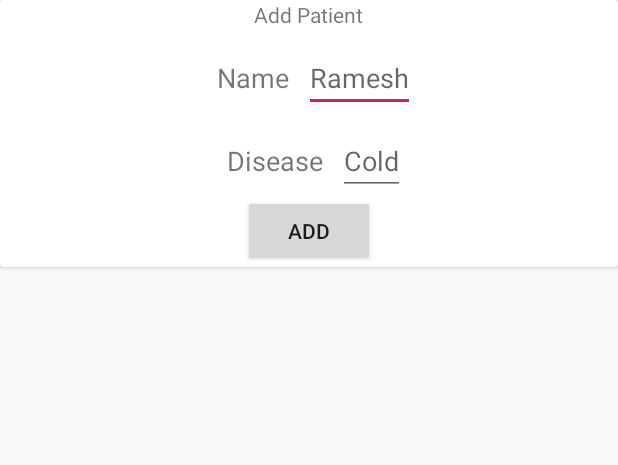
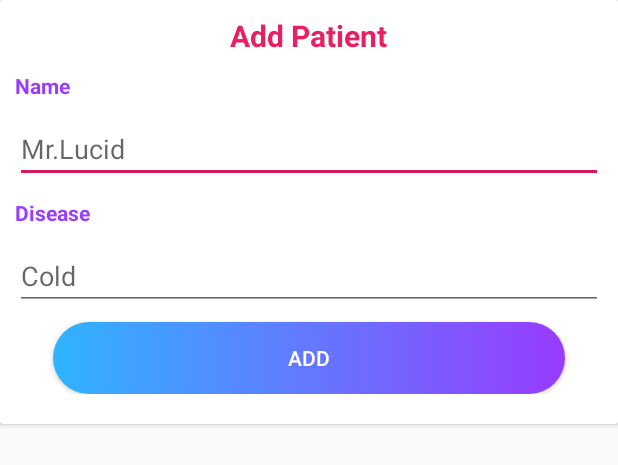
Before and after one commit to pratikg1999/Bottle_Monitor, an Android app: the layout new_patient_card.xml on its own in the app's theme, with its tools: preview values and no code run, on a phone screen of 412 x 824 dp. Shown: the top 465 px of the screen. Run offline under Robolectric (Android 15) with nearby library versions, the phone set to English and light mode, and no system bars.

Commit message:
Patient add Interface added along with minor upgrade in java files

```diff
--- a/app/src/main/java/com/example/bottle_monitor/MainActivity.java
+++ b/app/src/main/java/com/example/bottle_monitor/MainActivity.java
@@ -22,6 +22,11 @@ public class MainActivity extends AppCompatActivity
     protected void onCreate(Bundle savedInstanceState) {
         super.onCreate(savedInstanceState);
         setContentView(R.layout.activity_main);
+
+        TextView title=findViewById(R.id.tv_splash_title);
+        TextView title1=findViewById(R.id.tv_splash_dev1);
+        TextView title2=findViewById(R.id.tv_splash_dev2);
+
 
 
         tv_splash_title = findViewById(R.id.tv_splash_title);
@@ -68,6 +73,5 @@ public class MainActivity extends AppCompatActivity
     public void onNetworkConnectionChanged(boolean isConnected) {
 
         boolean a= ConnectivityReceiver.isConnected();
-        Toast.makeText(getApplicationContext(),"Connected",Toast.LENGTH_SHORT).show();
     }
 }
--- a/app/src/main/res/layout/activity_main.xml
+++ b/app/src/main/res/layout/activity_main.xml
@@ -35,6 +35,7 @@
             android:layout_height="wrap_content"/>
 
         <TextView
+            android:id="@+id/tv_splash_dev1"
             android:layout_centerInParent="true"
             android:includeFontPadding="false"
             android:layout_width="wrap_content"
@@ -44,6 +45,7 @@
             android:textAppearance="@style/Base.TextAppearance.AppCompat.Small"
             android:text="Developed by-"/>
         <TextView
+            android:id="@+id/tv_splash_dev2"
             android:layout_centerInParent="true"
             android:includeFontPadding="false"
             android:layout_width="wrap_content"
--- a/app/src/main/res/layout/fragment_patients.xml
+++ b/app/src/main/res/layout/fragment_patients.xml
@@ -13,14 +13,13 @@
         android:layout_weight="1"
         android:textAlignment="center"
         android:gravity="center_vertical"
-        android:text="You got no outpasses!" />
+        android:text="No record!" />
 
     <androidx.recyclerview.widget.RecyclerView
         android:id="@+id/rv_patients"
         android:layout_width="match_parent"
         android:layout_height="match_parent"
         android:layout_weight="1"/>
-
     <com.google.android.material.floatingactionbutton.FloatingActionButton
         android:id="@+id/fab_add_patient"
         android:layout_width="wrap_content"
@@ -33,4 +32,5 @@
         android:padding="0dp"
         android:src="@drawable/plus" />
 
+
 </LinearLayout>
--- a/app/src/main/res/layout/new_patient_card.xml
+++ b/app/src/main/res/layout/new_patient_card.xml
@@ -1,65 +1,80 @@
 <?xml version="1.0" encoding="utf-8"?>
 <androidx.cardview.widget.CardView xmlns:android="http://schemas.android.com/apk/res/android"
     android:layout_width="match_parent"
+    android:background="@drawable/border"
     android:layout_height="wrap_content">
-
 
     <LinearLayout
         android:layout_width="match_parent"
         android:layout_height="wrap_content"
-        android:gravity="center"
-        android:orientation="vertical">
+        android:orientation="vertical"
+        android:paddingBottom="20dp">
+
+        <TextView
+            android:layout_gravity="center"
+            android:layout_width="wrap_content"
+            android:layout_height="wrap_content"
+            android:layout_marginTop="10dp"
+            android:elevation="10dp"
+            android:text="Add Patient"
+            android:textColor="#E91E63"
+            android:textSize="20sp"
+            android:textStyle="bold" />
+
 
         <TextView
             android:layout_width="wrap_content"
             android:layout_height="wrap_content"
-            android:text="Add Patient" />
+            android:layout_margin="10dp"
+            android:text="Name"
+            android:textColor="@color/colorPurple"
+            android:textSize="14sp"
+            android:textStyle="bold" />
 
-        <LinearLayout
+        <EditText
+            android:id="@+id/et_patient_name"
             android:layout_width="match_parent"
             android:layout_height="wrap_content"
+            android:layout_marginLeft="10dp"
+            android:layout_marginRight="10dp"
+            android:hint="Mr.Lucid"
+            android:inputType="text" />
+
+        <TextView
+            android:layout_width="wrap_content"
+            android:layout_height="wrap_content"
             android:layout_margin="10dp"
-            android:gravity="center_horizontal"
-            android:orientation="horizontal">
+            android:text="Disease"
+            android:textColor="@color/colorPurple"
+            android:textSize="14sp"
+            android:textStyle="bold" />
 
-            <TextView
-                android:layout_width="wrap_content"
-                android:layout_height="wrap_content"
-                android:layout_marginHorizontal="10dp"
-                android:text="Name"
-                android:textSize="18sp" />
-
-            <EditText
-                android:id="@+id/et_patient_name"
-                android:layout_width="wrap_content"
-                android:layout_height="wrap_content"
-                android:hint="Ramesh"
-                android:inputType="textPersonName" />
-        </LinearLayout>
-        <LinearLayout
+        <EditText
+            android:hint="Cold"
+            android:id="@+id/et_patient_disease"
             android:layout_width="match_parent"
             android:layout_height="wrap_content"
-            android:gravity="center_horizontal"
-            android:orientation="horizontal">
+            android:layout_marginLeft="10dp"
+            android:layout_marginRight="10dp"
+            android:inputType="text" />
 
-            <TextView
-                android:layout_width="wrap_content"
-                android:layout_height="wrap_content"
-                android:layout_marginHorizontal="10dp"
-                android:text="Disease"
-                android:textSize="18sp" />
-
-            <EditText
-                android:id="@+id/et_patient_disease"
-                android:layout_width="wrap_content"
-                android:layout_height="wrap_content"
-                android:hint="Cold"
-                android:inputType="textPersonName" />
-        </LinearLayout>
         <Button
             android:id="@+id/b_add_patient"
-            android:layout_width="wrap_content"
+            android:layout_marginTop="8dp"
+            android:layout_marginLeft="35dp"
+            android:layout_marginRight="35dp"
+            android:layout_width="match_parent"
             android:layout_height="wrap_content"
-            android:text="Add"/>
+            android:background="@drawable/bg_ui"
+            android:text="Add"
+            android:textColor="@color/colorWhite" />
+
+
+
+
+
     </LinearLayout>
+
+
+
 </androidx.cardview.widget.CardView>
```
Also changed, not shown: app/src/main/java/com/example/bottle_monitor/PatientsFragment.java (+30 -3 lines), app/src/main/res/layout/patient_card.xml (+29 -17 lines).
